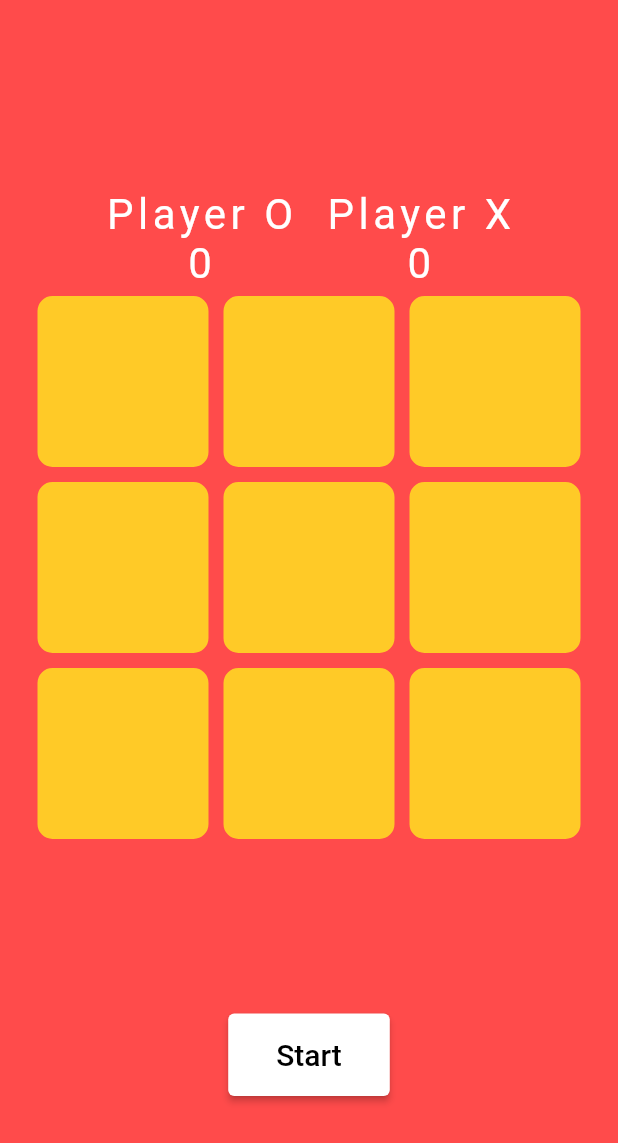
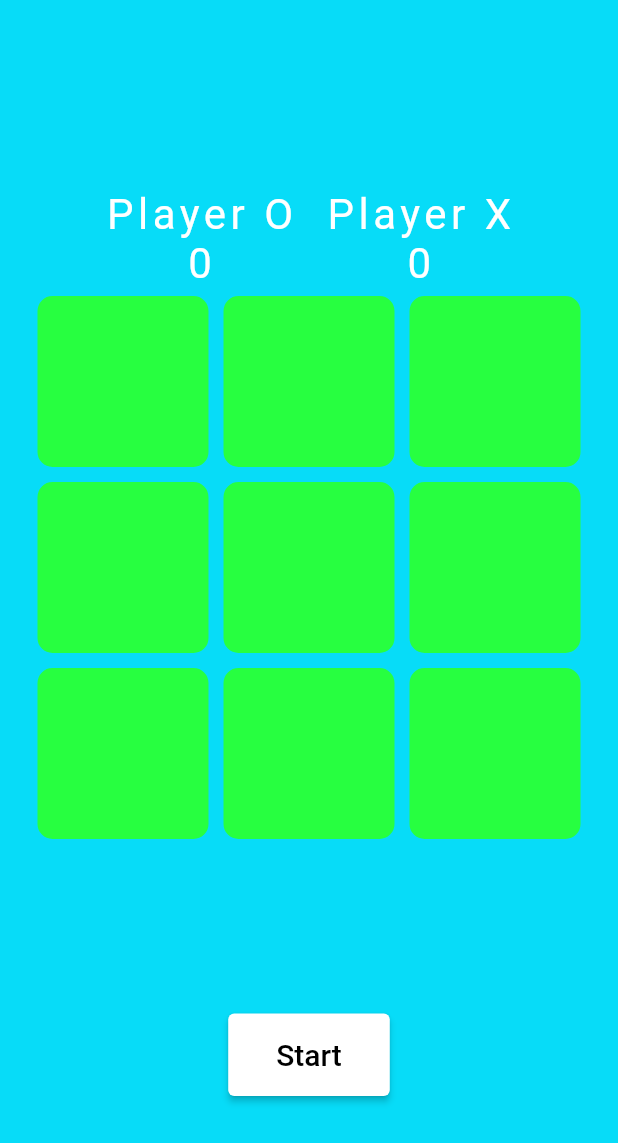
Before and after one commit to suriyarichard/muiltplay, a Flutter app: the screen it shows after launch, after a tap on "Tic Tac Toc", on a phone screen of 412 x 824 dp. Shown: the top 1143 px of the screen. Run offline on Flutter 3.47's test engine with Material 2 defaults, Android fonts, the phone set to English and light mode, and no system bars; drawn by our look-alikes of google_mobile_ads; our stand-ins replace google_fonts, lottie; network calls fail; Roboto replaces fonts that are missing (Coiny).

Commit message:
color change

```diff
--- a/lib/constants/colors.dart
+++ b/lib/constants/colors.dart
@@ -1,7 +1,7 @@
 import 'package:flutter/material.dart';
 
 class MainColor {
-  static Color primaryColor = Color(0xFFff4b4b);
-  static Color secondaryColor = Color(0xFFffca27);
+  static Color primaryColor = Color.fromARGB(255, 7, 220, 248);
+  static Color secondaryColor = Color.fromARGB(255, 39, 255, 64);
   static Color accentColor = Color(0xFF4169e8);
 }
--- a/lib/screens/homescreen.dart
+++ b/lib/screens/homescreen.dart
@@ -311,7 +311,9 @@ class _HomeScreenState extends State<HomeScreen> {
                   ],
                 ),
               ),
-              Row(
+              Padding(
+                padding: const EdgeInsets.all(20.0),
+                child: Row(
                   children: [
                     ElevatedButton(
                         onPressed: () {
@@ -327,8 +329,9 @@ class _HomeScreenState extends State<HomeScreen> {
                         //     _interstitialAd.show();
                         //   }
                         // },
-                      child: Text("show ad"))
+                        child: Text("Show ads"))
                   ],
+                ),
               )
               // Padding(
               //   padding: const EdgeInsets.all(15.0),
```
Also changed, not shown: lib/screens/allGames.dart (+9 -6 lines). Lines whose indentation alone changed are shown as unchanged.
